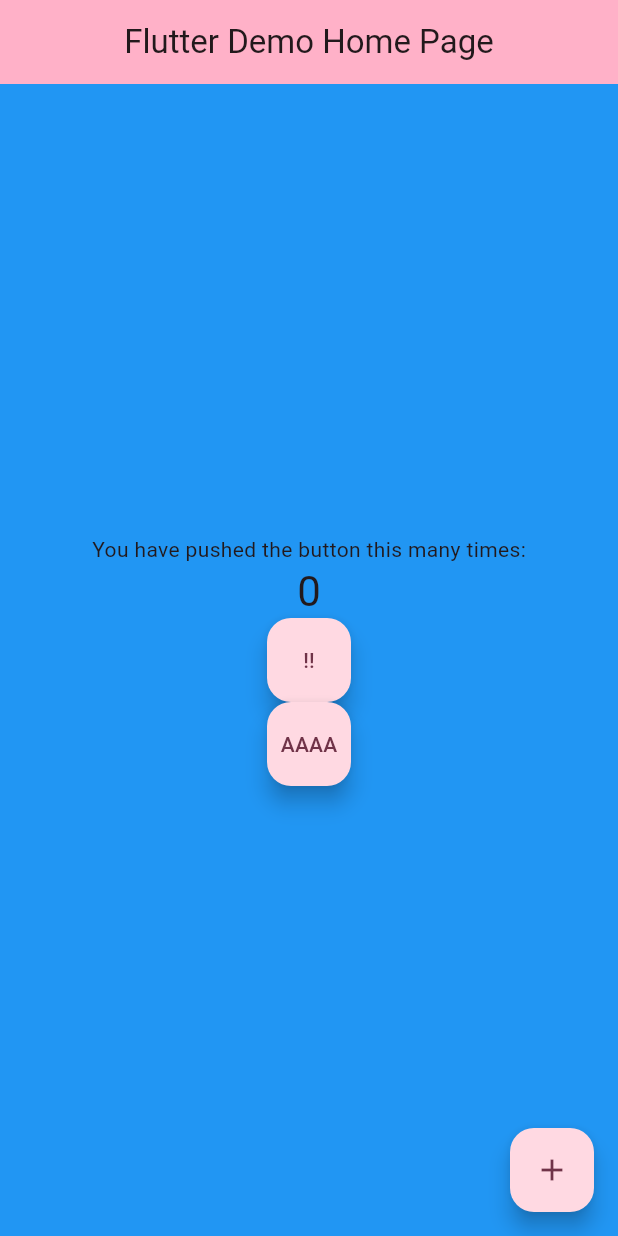
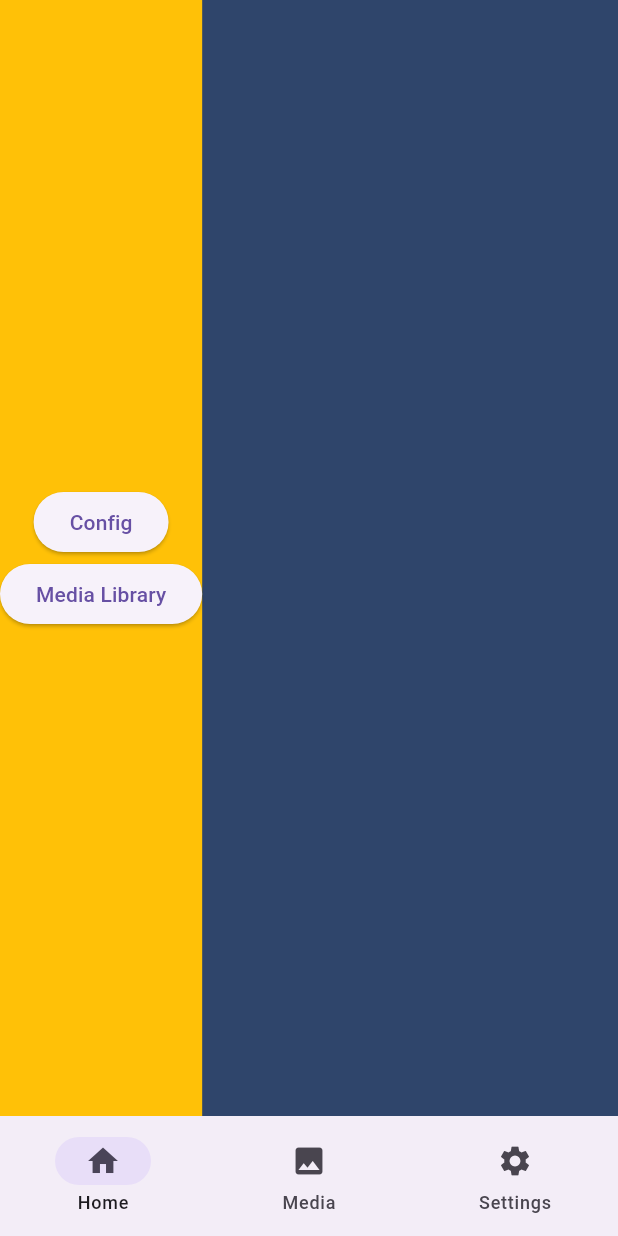
Before and after one commit to jeffcheung2019/flutter_cam, a Flutter app: the screen it shows after launch, on a phone screen of 412 x 824 dp. Run offline on Flutter 3.47's test engine with Material 3 defaults, Android fonts, the phone set to English and light mode, and no system bars; our stand-ins replace go_router.

Commit message:
navigation

```diff
--- a/lib/main.dart
+++ b/lib/main.dart
@@ -1,4 +1,6 @@
 import 'package:flutter/material.dart';
+import 'package:go_router/go_router.dart';
+import 'package:secret_cam/page_controllers/main_page_controller.dart';
 
 void main() {
   runApp(const MyApp());
@@ -11,95 +13,6 @@ class MyApp extends StatelessWidget {
   @override
   Widget build(BuildContext context) {
     return MaterialApp(
-      title: 'Flutter Demo1',
-      theme: ThemeData(
-        colorScheme: ColorScheme.fromSeed(seedColor: Colors.black),
-        useMaterial3: true,
-      ),
-      home: const MyHomePage(title: 'Flutter Demo Home Page'),
-    );
+        debugShowCheckedModeBanner: false, home: MainPageController());
   }
 }
-
-class MyHomePage extends StatefulWidget {
-  const MyHomePage({super.key, required this.title});
-
-  // This widget is the home page of your application. It is stateful, meaning
-  // that it has a State object (defined below) that contains fields that affect
-  // how it looks.
-
-  // This class is the configuration for the state. It holds the values (in this
-  // case the title) provided by the parent (in this case the App widget) and
-  // used by the build method of the State. Fields in a Widget subclass are
-  // always marked "final".
-
-  final String title;
-
-  @override
-  State<MyHomePage> createState() => _MyHomePageState();
-}
-
-class _MyHomePageState extends State<MyHomePage> {
-  int _counter = 0;
-
-  void _incrementCounter() {
-    setState(() {
-      // This call to setState tells the Flutter framework that something has
-      // changed in this State, which causes it to rerun the build method below
-      // so that the display can reflect the updated values. If we changed
-      // _counter without calling setState(), then the build method would not be
-      // called again, and so nothing would appear to happen.
-      _counter++;
-    });
-  }
-
-  @override
-  Widget build(BuildContext context) {
-    // This method is rerun every time setState is called, for instance as done
-    // by the _incrementCounter method above.
-    //
-    // The Flutter framework has been optimized to make rerunning build methods
-    // fast, so that you can just rebuild anything that needs updating rather
-    // than having to individually change instances of widgets.
-    return Scaffold(
-      appBar: AppBar(
-        // TRY THIS: Try changing the color here to a specific color (to
-        // Colors.amber, perhaps?) and trigger a hot reload to see the AppBar
-        // change color while the other colors stay the same.
-        backgroundColor: Theme.of(context).colorScheme.inversePrimary,
-        // Here we take the value from the MyHomePage object that was created by
-        // the App.build method, and use it to set our appbar title.
-        title: Text(widget.title),
-        centerTitle: true,
-      ),
-      backgroundColor: Colors.blue,
-      body: Center(
-        child: Column(
-          mainAxisAlignment: MainAxisAlignment.center,
-          children: <Widget>[
-            const Text(
-              'You have pushed the button this many times:',
-            ),
-            Text(
-              '$_counter',
-              style: Theme.of(context).textTheme.headlineMedium,
-            ),
-            const FloatingActionButton(
-              child: Text("!!"),
-              onPressed: null,
-            ),
-            Container(
-              alignment: Alignment.center,
-              child: FloatingActionButton(onPressed: null, child: Text("AAAA")),
-            )
-          ],
-        ),
-      ),
-      floatingActionButton: FloatingActionButton(
-        onPressed: _incrementCounter,
-        tooltip: 'Increment',
-        child: const Icon(Icons.add),
-      ), // This trailing comma makes auto-formatting nicer for build methods.
-    );
-  }
-}
--- /dev/null
+++ b/lib/page_controllers/main_page_controller.dart
@@ -0,0 +1,56 @@
+import 'package:flutter/material.dart';
+import 'package:secret_cam/screens/home_screen.dart';
+import 'package:secret_cam/screens/bottom_navigation_screen.dart';
+import 'package:secret_cam/screens/take_photo_screen.dart';
+import 'package:secret_cam/screens/take_video_screen.dart';
+
+class MainPageController extends StatefulWidget {
+  @override
+  _MainPageControllerState createState() => _MainPageControllerState();
+}
+
+class _MainPageControllerState extends State<MainPageController> {
+  final PageController _pageController = PageController(initialPage: 1);
+  final int _targetPageIndex = 0; // Index of the destination page
+  final List<Widget> _pages = [
+    TakePhotoScreen(),
+    ButtonNavigationScreen(),
+    TakeVideoScreen(),
+  ];
+
+  @override
+  void dispose() {
+    _pageController.dispose();
+    super.dispose();
+  }
+
+  @override
+  Widget build(BuildContext context) {
+    return GestureDetector(
+      onHorizontalDragEnd: (details) {
+        if (details.primaryVelocity! > 0) {
+          // Swipe from left to right
+          if (_pageController.page!.toInt() > 0) {
+            _pageController.previousPage(
+              duration: const Duration(milliseconds: 300),
+              curve: Curves.ease,
+            );
+          }
+        } else if (details.primaryVelocity! < 0) {
+          // Swipe from right to left
+          if (_pageController.page!.toInt() < _pages.length - 1) {
+            _pageController.nextPage(
+              duration: const Duration(milliseconds: 300),
+              curve: Curves.ease,
+            );
+          }
+        }
+      },
+      child: PageView(
+        controller: _pageController,
+        physics: const NeverScrollableScrollPhysics(),
+        children: _pages,
+      ),
+    );
+  }
+}
--- /dev/null
+++ b/lib/routers/main_shell_router.dart
@@ -0,0 +1,68 @@
+import 'package:flutter/material.dart';
+import 'package:go_router/go_router.dart';
+import 'package:secret_cam/screens/settings_screen.dart';
+import 'package:secret_cam/screens/home_screen.dart';
+import 'package:secret_cam/screens/bottom_navigation_screen.dart';
+import 'package:secret_cam/screens/media_screen.dart';
+import 'package:secret_cam/screens/tutorial_screen.dart';
+
+final _rootNavigatorKey = GlobalKey<NavigatorState>();
+final _shellNavigatorHomeKey = GlobalKey<NavigatorState>(debugLabel: 'Home');
+final _shellNavigatorMediaKey = GlobalKey<NavigatorState>(debugLabel: 'Media');
+final _shellNavigatorSettingsKey =
+    GlobalKey<NavigatorState>(debugLabel: 'Settings');
+
+final mainShellRouter = GoRouter(
+  initialLocation: '/',
+  navigatorKey: _rootNavigatorKey,
+  routes: [
+    StatefulShellRoute.indexedStack(
+      builder: (context, state, navigationShell) {
+        return ButtonNavigation(navigationShell: navigationShell);
+      },
+      branches: [
+        StatefulShellBranch(
+          navigatorKey: _shellNavigatorHomeKey,
+          routes: [
+            GoRoute(
+              path: '/',
+              pageBuilder: (context, state) {
+                return const NoTransitionPage(
+                  child: HomeScreen(),
+                );
+              },
+              routes: [
+                GoRoute(
+                  path: 'tutorial',
+                  builder: (context, state) => const TutorialScreen(),
+                ),
+              ],
+            ),
+          ],
+        ),
+        StatefulShellBranch(
+          navigatorKey: _shellNavigatorMediaKey,
+          routes: [
+            GoRoute(
+              path: '/media',
+              pageBuilder: (context, state) => const NoTransitionPage(
+                child: MediaLibraryScreen(),
+              ),
+            ),
+          ],
+        ),
+        StatefulShellBranch(
+          navigatorKey: _shellNavigatorSettingsKey,
+          routes: [
+            GoRoute(
+              path: '/settings',
+              pageBuilder: (context, state) => const NoTransitionPage(
+                child: SettingsScreen(),
+              ),
+            ),
+          ],
+        ),
+      ],
+    ),
+  ],
+);
--- /dev/null
+++ b/lib/screens/bottom_navigation_screen.dart
@@ -0,0 +1,54 @@
+import 'package:flutter/material.dart';
+import 'package:go_router/go_router.dart';
+import 'package:secret_cam/routers/main_shell_router.dart';
+import 'package:secret_cam/screens/settings_screen.dart';
+import 'package:secret_cam/screens/home_screen.dart';
+import 'package:secret_cam/screens/media_screen.dart';
+import 'package:secret_cam/screens/tutorial_screen.dart';
+
+class ButtonNavigationScreen extends StatelessWidget {
+  @override
+  Widget build(BuildContext context) {
+    return MaterialApp.router(
+      debugShowCheckedModeBanner: false,
+      routerConfig: mainShellRouter,
+    );
+  }
+}
+
+class ButtonNavigation extends StatelessWidget {
+  const ButtonNavigation({
+    Key? key,
+    required this.navigationShell,
+  }) : super(key: key ?? const ValueKey('ButtonNavigation'));
+  final StatefulNavigationShell navigationShell;
+
+  void _goBranch(int index) {
+    navigationShell.goBranch(
+      index,
+      // A common pattern when using bottom navigation bars is to support
+      // navigating to the initial location when tapping the item that is
+      // already active. This example demonstrates how to support this behavior,
+      // using the initialLocation parameter of goBranch.
+      initialLocation: index == navigationShell.currentIndex,
+    );
+  }
+
+  @override
+  Widget build(BuildContext context) {
+    return Scaffold(
+      body: navigationShell,
+      bottomNavigationBar: NavigationBar(
+          selectedIndex: navigationShell.currentIndex,
+          destinations: const [
+            // the appearance of each tab is defined with a [NavigationDestination] widget
+            NavigationDestination(label: 'Home', icon: Icon(Icons.home)),
+            NavigationDestination(
+                label: 'Media', icon: Icon(Icons.insert_photo)),
+            NavigationDestination(
+                label: 'Settings', icon: Icon(Icons.settings)),
+          ],
+          onDestinationSelected: _goBranch),
+    );
+  }
+}
--- /dev/null
+++ b/lib/screens/home_screen.dart
@@ -0,0 +1,35 @@
+import 'package:flutter/material.dart';
+
+class HomeScreen extends StatefulWidget {
+  const HomeScreen({super.key});
+
+  State<HomeScreen> createState() => _HomeScreenState();
+}
+
+class _HomeScreenState extends State<HomeScreen> {
+  @override
+  Widget build(BuildContext context) {
+    return Scaffold(
+      backgroundColor: Color.fromARGB(255, 47, 69, 107),
+      body: Container(
+          child: Expanded(
+        child: Container(
+            color: Colors.amber,
+            child: Column(
+              mainAxisAlignment: MainAxisAlignment.center,
+              crossAxisAlignment: CrossAxisAlignment.center,
+              children: [
+                ElevatedButton(
+                  onPressed: () {},
+                  child: const Text('Config'),
+                ),
+                ElevatedButton(
+                  onPressed: () {},
+                  child: const Text('Media Library'),
+                ),
+              ],
+            )),
+      )),
+    );
+  }
+}
--- /dev/null
+++ b/lib/screens/main_router_screen.dart
@@ -0,0 +1,54 @@
+import 'package:flutter/material.dart';
+import 'package:go_router/go_router.dart';
+import 'package:secret_cam/screens/settings_screen.dart';
+import 'package:secret_cam/screens/home_screen.dart';
+import 'package:secret_cam/screens/media_screen.dart';
+import 'package:secret_cam/screens/tutorial_screen.dart';
+
+final GoRouter router = GoRouter(initialLocation: "/main", routes: [
+  GoRoute(
+    path: "/main",
+    builder: ((BuildContext context, GoRouterState state) {
+      return const HomeScreen();
+    }),
+    routes: [
+      GoRoute(
+        path: 'config',
+        builder: (BuildContext context, GoRouterState state) {
+          return const SettingsScreen();
+        },
+      ),
+      GoRoute(
+        path: 'media_library',
+        builder: (BuildContext context, GoRouterState state) {
+          return const MediaLibraryScreen();
+        },
+      ),
+      GoRoute(
+        path: 'tutorial',
+        builder: (BuildContext context, GoRouterState state) {
+          return const TutorialScreen();
+        },
+      ),
+    ],
+  )
+]);
+
+class MainRouterScreen extends StatefulWidget {
+  const MainRouterScreen({super.key});
+
+  State<MainRouterScreen> createState() => _MainRouterScreenState();
+}
+
+class _MainRouterScreenState extends State<MainRouterScreen> {
+  @override
+  Widget build(BuildContext context) {
+    return MaterialApp.router(
+      routerConfig: router,
+      theme: ThemeData(
+        colorScheme: ColorScheme.fromSeed(seedColor: Colors.black),
+        useMaterial3: true,
+      ),
+    );
+  }
+}
--- a/pubspec.yaml
+++ b/pubspec.yaml
@@ -35,6 +35,9 @@ dependencies:
   # The following adds the Cupertino Icons font to your application.
   # Use with the CupertinoIcons class for iOS style icons.
   cupertino_icons: ^1.0.2
+  go_router: ^13.0.1
+  bloc: ^8.1.2
+  flutter_bloc: ^8.1.3
 
 dev_dependencies:
   flutter_test:
```
Also changed, not shown: lib/components/basic_components copy.dart (added, +22 -0 lines), lib/components/basic_components.dart (added, +22 -0 lines), lib/screens/media_screen.dart (added, +22 -0 lines), lib/screens/settings_screen.dart (added, +21 -0 lines), lib/screens/take_photo_screen.dart (added, +19 -0 lines), lib/screens/take_video_screen.dart (added, +18 -0 lines), lib/screens/to_be_copied_screen.dart (added, +17 -0 lines), lib/screens/tutorial_screen.dart (added, +22 -0 lines), lib/utils/constants.dart (added), pubspec.lock.
